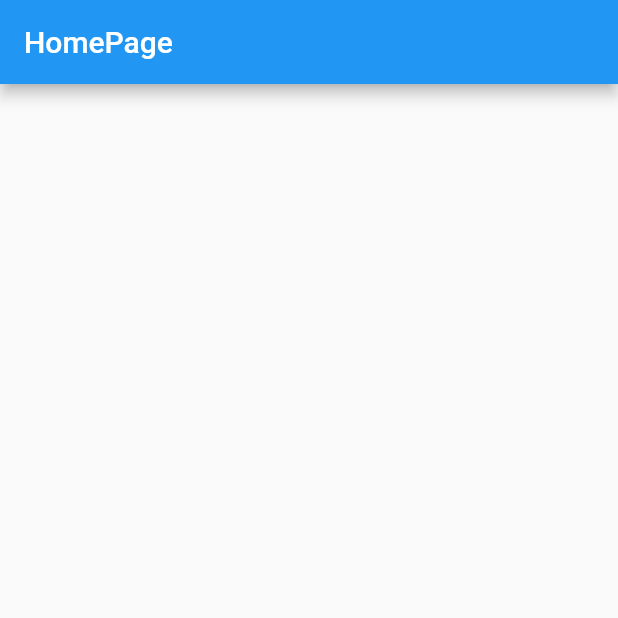
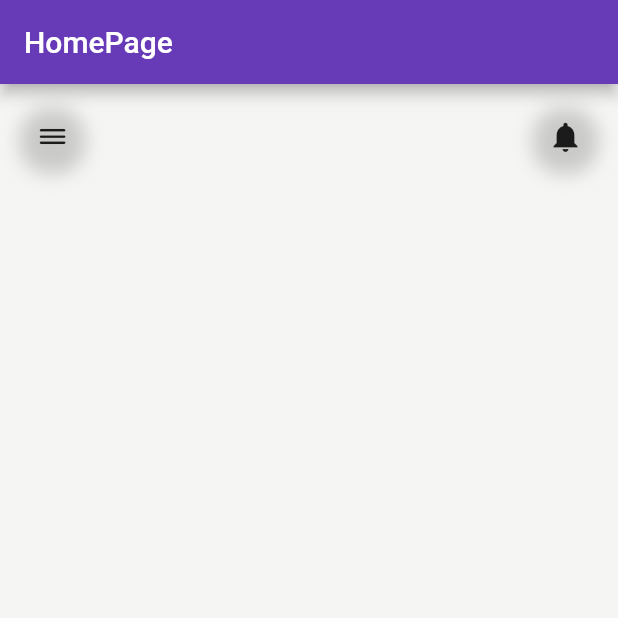
Before and after one commit to saumiknadan/Panda, a Flutter app: the screen it shows after launch, on a phone screen of 412 x 824 dp, the top half of it. Run offline on Flutter 3.47's test engine with Material 2 defaults, Android fonts, the phone set to English and light mode, and no system bars.

Commit message:
add notification button

```diff
--- a/lib/main.dart
+++ b/lib/main.dart
@@ -15,7 +15,8 @@
       title: 'Panda',
       theme: ThemeData(
 
-        primarySwatch: Colors.blue,
+        primarySwatch: Colors.deepPurple,
+        scaffoldBackgroundColor: Color(0xFFF5F5F3),
       ),
       home:  MyHomePage(),
     );
--- a/lib/pages/HomePage.dart
+++ b/lib/pages/HomePage.dart
@@ -1,4 +1,5 @@
-import 'package:flutter/material.dart'
+import 'package:flutter/material.dart';
+import 'package:panda/widgets/AppBarWidget.dart';
 
 class MyHomePage extends StatelessWidget {
   const MyHomePage({super.key});
@@ -9,6 +10,11 @@
       appBar: AppBar(
         title: Text('HomePage'),
       ),
+      body: ListView(
+        children: [
+          AppBarWidget(),
+        ],
+      ),
     );
   }
 }
--- /dev/null
+++ b/lib/widgets/AppBarWidget.dart
@@ -0,0 +1,59 @@
+import 'package:flutter/cupertino.dart';
+import 'package:flutter/material.dart';
+
+class AppBarWidget extends StatelessWidget {
+  const AppBarWidget({super.key});
+
+  @override
+  Widget build(BuildContext context) {
+    return Padding(
+      padding: EdgeInsets.symmetric(
+        vertical: 15,
+        horizontal: 15,
+      ),
+
+      child: Row(
+        mainAxisAlignment: MainAxisAlignment.spaceBetween,
+        children: [
+          InkWell(
+            onTap: (){},
+            child: Container(
+              padding: EdgeInsets.all(8),
+              decoration: BoxDecoration(
+                borderRadius: BorderRadius.circular(20),
+                boxShadow: [
+                  BoxShadow(
+                    color: Colors.grey.withOpacity(0.5),
+                    spreadRadius: 2,
+                    blurRadius: 10,
+                    offset: Offset(0, 3)
+                  )
+                ],
+              ),
+              child: Icon(CupertinoIcons.bars),
+            ),
+          ),
+           InkWell(
+            onTap: (){},
+            child: Container(
+              padding: EdgeInsets.all(8),
+              decoration: BoxDecoration(
+                borderRadius: BorderRadius.circular(20),
+                boxShadow: [
+                  BoxShadow(
+                    color: Colors.grey.withOpacity(0.5),
+                    spreadRadius: 2,
+                    blurRadius: 10,
+                    offset: Offset(0, 3)
+                  )
+                ],
+              ),
+              child: Icon(Icons.notifications),
+            ),
+          )
+
+        ],
+      ),
+    );
+  }
+}
```
